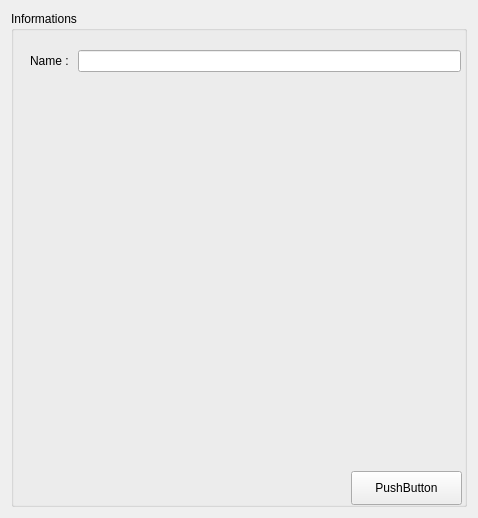
Qt form Applications/MainApplication_BE/Gui/ui/LightCreator.ui (SylvainDeker/Radium-Engine) before a commit.
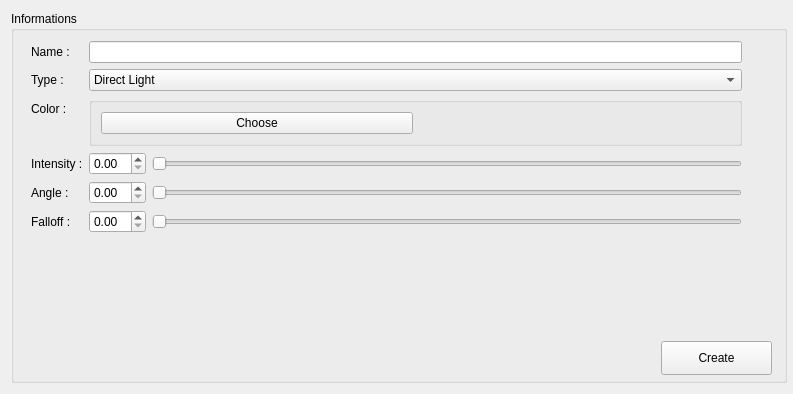
The same form after that commit.

What changed in the file:
```diff
--- a/Applications/MainApplication_BE/Gui/ui/LightCreator.ui
+++ b/Applications/MainApplication_BE/Gui/ui/LightCreator.ui
@@ -6,8 +6,8 @@
    <rect>
     <x>0</x>
     <y>0</y>
-    <width>478</width>
-    <height>518</height>
+    <width>793</width>
+    <height>394</height>
    </rect>
   </property>
   <property name="sizePolicy">
@@ -19,7 +19,10 @@
   <property name="windowTitle">
    <string>Form</string>
   </property>
-  <layout class="QVBoxLayout" name="verticalLayout">
+  <layout class="QVBoxLayout" name="m_verticalLayout">
+   <property name="rightMargin">
+    <number>6</number>
+   </property>
    <item>
     <widget class="QGroupBox" name="groupBox">
      <property name="title">
@@ -28,16 +31,19 @@
      <widget class="QWidget" name="formLayoutWidget">
       <property name="geometry">
        <rect>
-        <x>19</x>
-        <y>39</y>
-        <width>431</width>
-        <height>201</height>
+        <x>10</x>
+        <y>30</y>
+        <width>761</width>
+        <height>251</height>
        </rect>
       </property>
-      <layout class="QFormLayout" name="formLayout">
-       <item row="0" column="1">
-        <widget class="QLineEdit" name="lineEdit"/>
-       </item>
+      <layout class="QFormLayout" name="m_formLayout">
+       <property name="leftMargin">
+        <number>10</number>
+       </property>
+       <property name="rightMargin">
+        <number>40</number>
+       </property>
        <item row="0" column="0">
         <widget class="QLabel" name="label">
          <property name="text">
@@ -45,19 +51,152 @@
          </property>
         </widget>
        </item>
+       <item row="0" column="1">
+        <widget class="QLineEdit" name="m_lineEdit"/>
+       </item>
+       <item row="1" column="0">
+        <widget class="QLabel" name="m_type_lab">
+         <property name="text">
+          <string>Type : </string>
+         </property>
+        </widget>
+       </item>
+       <item row="1" column="1">
+        <widget class="QComboBox" name="m_typeComboBox">
+         <property name="minimumSize">
+          <size>
+           <width>120</width>
+           <height>0</height>
+          </size>
+         </property>
+         <item>
+          <property name="text">
+           <string>Direct Light</string>
+          </property>
+         </item>
+         <item>
+          <property name="text">
+           <string>Omni Light</string>
+          </property>
+         </item>
+         <item>
+          <property name="text">
+           <string>Point Light</string>
+          </property>
+         </item>
+         <item>
+          <property name="text">
+           <string>Spot Light</string>
+          </property>
+         </item>
+        </widget>
+       </item>
+       <item row="2" column="0">
+        <widget class="QLabel" name="m_color_lab">
+         <property name="text">
+          <string>Color : </string>
+         </property>
+        </widget>
+       </item>
+       <item row="2" column="1">
+        <widget class="QGroupBox" name="m_color_layout">
+         <layout class="QHBoxLayout" name="m_layout_color">
+          <item>
+           <widget class="QPushButton" name="m_button_color">
+            <property name="text">
+             <string>Choose</string>
+            </property>
+           </widget>
+          </item>
+          <item>
+           <widget class="QFrame" name="m_result_color">
+            <property name="minimumSize">
+             <size>
+              <width>40</width>
+              <height>0</height>
+             </size>
+            </property>
+           </widget>
+          </item>
+         </layout>
+        </widget>
+       </item>
+       <item row="3" column="0">
+        <widget class="QLabel" name="m_intensity_lab">
+         <property name="text">
+          <string>Intensity :</string>
+         </property>
+        </widget>
+       </item>
+       <item row="4" column="0">
+        <widget class="QLabel" name="m_angle_lab">
+         <property name="text">
+          <string>Angle : </string>
+         </property>
+        </widget>
+       </item>
+       <item row="5" column="0">
+        <widget class="QLabel" name="m_falloff_lab">
+         <property name="text">
+          <string>Falloff :</string>
+         </property>
+        </widget>
+       </item>
+       <item row="3" column="1">
+        <layout class="QHBoxLayout" name="m_intensity_layout">
+         <item alignment="Qt::AlignLeft">
+          <widget class="QDoubleSpinBox" name="m_intensity_spinbox"/>
+         </item>
+         <item>
+          <widget class="QSlider" name="m_intensity_slider">
+           <property name="orientation">
+            <enum>Qt::Horizontal</enum>
+           </property>
+          </widget>
+         </item>
+        </layout>
+       </item>
+       <item row="4" column="1">
+        <layout class="QHBoxLayout" name="m_angle_layout">
+         <item alignment="Qt::AlignLeft">
+          <widget class="QDoubleSpinBox" name="m_angle_spinbox"/>
+         </item>
+         <item>
+          <widget class="QSlider" name="m_angle_slider">
+           <property name="orientation">
+            <enum>Qt::Horizontal</enum>
+           </property>
+          </widget>
+         </item>
+        </layout>
+       </item>
+       <item row="5" column="1">
+        <layout class="QHBoxLayout" name="m_fallof_layout">
+         <item alignment="Qt::AlignLeft">
+          <widget class="QDoubleSpinBox" name="m_falloff_spinbox"/>
+         </item>
+         <item>
+          <widget class="QSlider" name="m_falloff_slider">
+           <property name="orientation">
+            <enum>Qt::Horizontal</enum>
+           </property>
+          </widget>
+         </item>
+        </layout>
+       </item>
       </layout>
      </widget>
      <widget class="QPushButton" name="pushButton">
       <property name="geometry">
        <rect>
-        <x>340</x>
-        <y>460</y>
+        <x>650</x>
+        <y>330</y>
         <width>111</width>
         <height>34</height>
        </rect>
       </property>
       <property name="text">
-       <string>PushButton</string>
+       <string>Create</string>
       </property>
      </widget>
     </widget>
```
Left out of the diff: 8 changed lines with no effect on the pictures.
